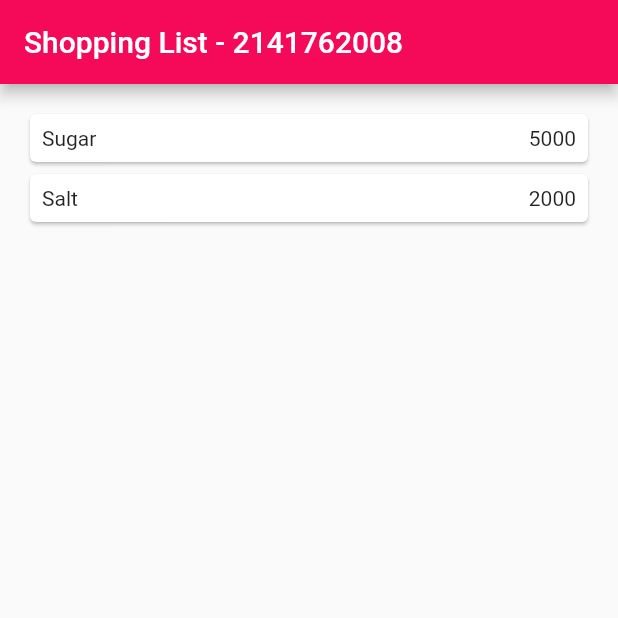
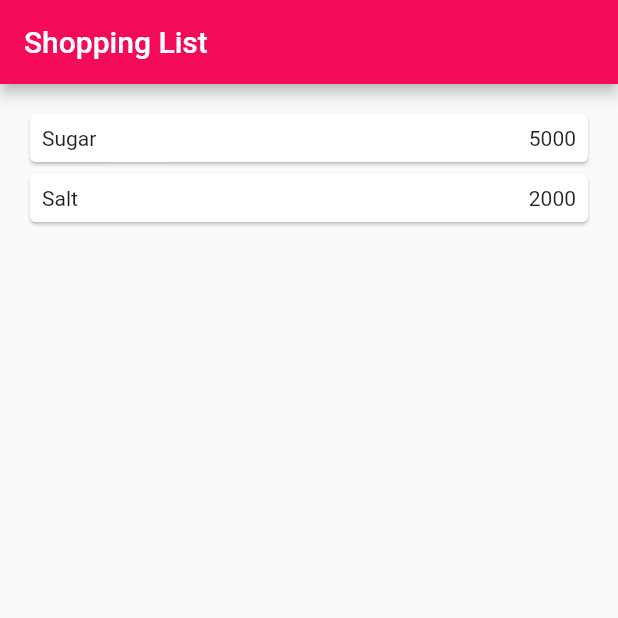
Before and after one commit to Muhammad-Al-Kindy/Mobile_Flutter_pertemuan5, a Flutter app: the screen it shows after launch, on a phone screen of 412 x 824 dp, the top half of it. Run offline on Flutter 3.47's test engine with Material 2 defaults, Android fonts, the light colour scheme and no system bars.

Commit message:
Pertemuan 5

```diff
--- a/lib/Pages/homepages.dart
+++ b/lib/Pages/homepages.dart
@@ -10,7 +10,7 @@ class HomePage extends StatelessWidget {
   Widget build(BuildContext context) {
     return Scaffold(
       appBar: AppBar(
-        title: Text("Shopping List - 2141762008"),
+        title: Text("Shopping List"),
         backgroundColor: Color.fromARGB(255, 244, 10, 88),
       ),
       body: Container(
```
Also changed, not shown: pubspec.yaml (+3 -5 lines).
